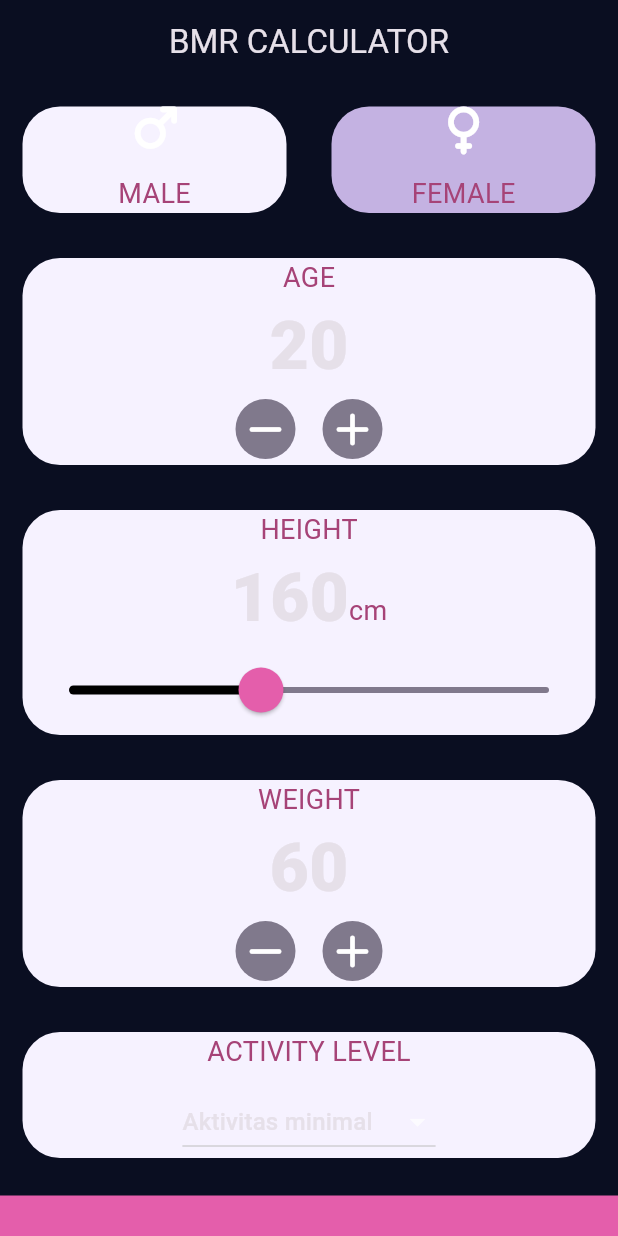
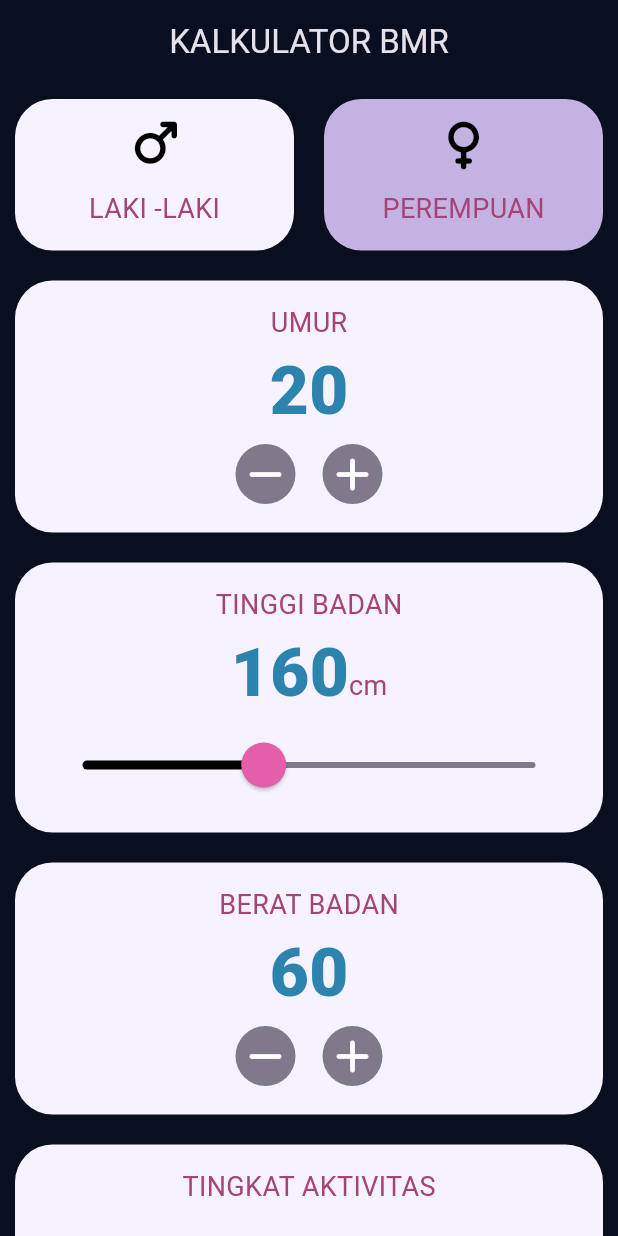
Before and after one commit to bloominsummer/bmr_calculator, a Flutter app: the screen it shows after launch, on a phone screen of 412 x 824 dp. Run offline on Flutter 3.47's test engine with Material 3 defaults, Android fonts, the phone set to English and light mode, and no system bars; our stand-ins replace font_awesome_flutter.

Commit message:
ubah bahasa

```diff
--- a/lib/components/custom_card.dart
+++ b/lib/components/custom_card.dart
@@ -12,8 +12,8 @@ class CustomCard extends StatelessWidget {
     return GestureDetector(
       onTap: onPress,
       child: Container(
-        margin: const EdgeInsets.all(15.0),
-        padding: const EdgeInsets.only(left: 1.0, right: 1.0),
+        margin: const EdgeInsets.all(10.0),
+        padding: const EdgeInsets.all(15.0),
         decoration: BoxDecoration(
           color: color,
           borderRadius: BorderRadius.circular(25.0),
--- a/lib/components/icon_card.dart
+++ b/lib/components/icon_card.dart
@@ -15,6 +15,7 @@ class IconCard extends StatelessWidget {
         Icon(
           cardIcon,
           size: 30.0,
+          color: Colors.black,
         ),
         const SizedBox(
           height: 15.0,
--- a/lib/constants.dart
+++ b/lib/constants.dart
@@ -25,6 +25,7 @@ const labelTextStyle = TextStyle(
 
 const numberTextStyle = TextStyle(
   fontSize: 45.0,
+  color: Color.fromARGB(255, 44, 131, 174),
   fontWeight: FontWeight.w900,
 );
 
--- a/lib/pages/input_page.dart
+++ b/lib/pages/input_page.dart
@@ -25,7 +25,7 @@ class _InputPageState extends State<InputPage> {
   @override
   Widget build(BuildContext context) {
     return Scaffold(
-      appBar: AppBar(title: const Text('BMR CALCULATOR')),
+      appBar: AppBar(title: const Text('KALKULATOR BMR')),
       body: SingleChildScrollView( // supaya tidak overflow
         child: Column(
           crossAxisAlignment: CrossAxisAlignment.stretch,
@@ -40,7 +40,7 @@ class _InputPageState extends State<InputPage> {
                         : inactiveCardColor,
                     cardChild: const IconCard(
                       cardIcon: FontAwesomeIcons.mars,
-                      caption: 'MALE',
+                      caption: 'LAKI -LAKI',
                     ),
                     onPress: () {
                       setState(() {
@@ -56,7 +56,7 @@ class _InputPageState extends State<InputPage> {
                         : inactiveCardColor,
                     cardChild: const IconCard(
                       cardIcon: FontAwesomeIcons.venus,
-                      caption: 'FEMALE',
+                      caption: 'PEREMPUAN',
                     ),
                     onPress: () {
                       setState(() {
@@ -74,7 +74,7 @@ class _InputPageState extends State<InputPage> {
               cardChild: Column(
                 mainAxisAlignment: MainAxisAlignment.center,
                 children: [
-                  const Text('AGE', style: labelTextStyle),
+                  const Text('UMUR', style: labelTextStyle),
                   Text(age.toString(), style: numberTextStyle),
                   Row(
                     mainAxisAlignment: MainAxisAlignment.center,
@@ -108,7 +108,7 @@ class _InputPageState extends State<InputPage> {
               cardChild: Column(
                 mainAxisAlignment: MainAxisAlignment.center,
                 children: [
-                  const Text('HEIGHT', style: labelTextStyle),
+                  const Text('TINGGI BADAN', style: labelTextStyle),
                   Row(
                     mainAxisAlignment: MainAxisAlignment.center,
                     crossAxisAlignment: CrossAxisAlignment.baseline,
@@ -151,7 +151,7 @@ class _InputPageState extends State<InputPage> {
               cardChild: Column(
                 mainAxisAlignment: MainAxisAlignment.center,
                 children: [
-                  const Text('WEIGHT', style: labelTextStyle),
+                  const Text('BERAT BADAN', style: labelTextStyle),
                   Text(weight.toString(), style: numberTextStyle),
                   Row(
                     mainAxisAlignment: MainAxisAlignment.center,
@@ -185,7 +185,7 @@ class _InputPageState extends State<InputPage> {
               cardChild: Column(
                 mainAxisAlignment: MainAxisAlignment.center,
                 children: [
-                  const Text('ACTIVITY LEVEL', style: labelTextStyle),
+                  const Text('TINGKAT AKTIVITAS', style: labelTextStyle),
                   const SizedBox(height: 10),
                   DropdownButton<ActivityLevel>(
                     value: activityLevel,
@@ -224,7 +224,7 @@ class _InputPageState extends State<InputPage> {
 
             /// CALCULATE BUTTON
             BottomButton(
-              buttonTitle: 'CALCULATE',
+              buttonTitle: 'HITUNG',
               onTap: () {
                 Calculator cal = Calculator(
                   height: height,
--- a/lib/pages/result_page.dart
+++ b/lib/pages/result_page.dart
@@ -18,7 +18,7 @@ class ResultPage extends StatelessWidget {
   Widget build(BuildContext context) {
     return Scaffold(
       appBar: AppBar(
-        title: const Text('BMR CALCULATOR'),
+        title: const Text('KALKULATOR BMR'),
       ),
       body: Column(
         mainAxisAlignment: MainAxisAlignment.spaceEvenly,
@@ -63,7 +63,7 @@ class ResultPage extends StatelessWidget {
             ),
           ),
           BottomButton(
-            buttonTitle: 'RE-CALCULATE',
+            buttonTitle: 'HITUNG ULANG',
             onTap: (){
               Navigator.pop(context);
             }),
```
